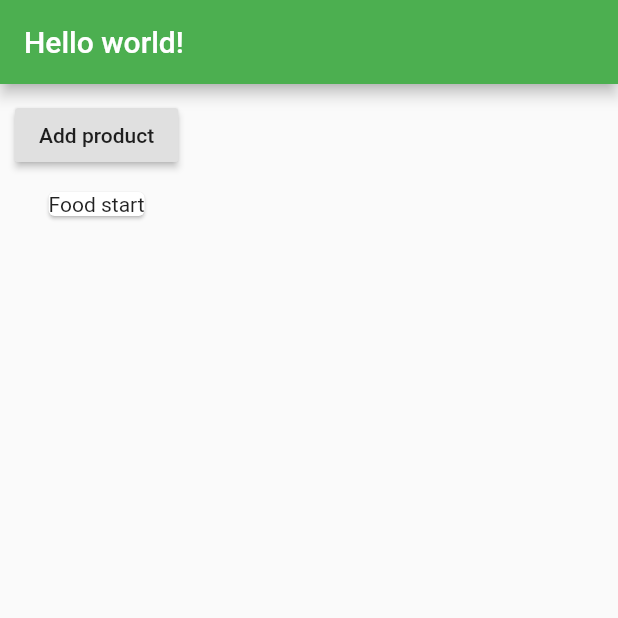
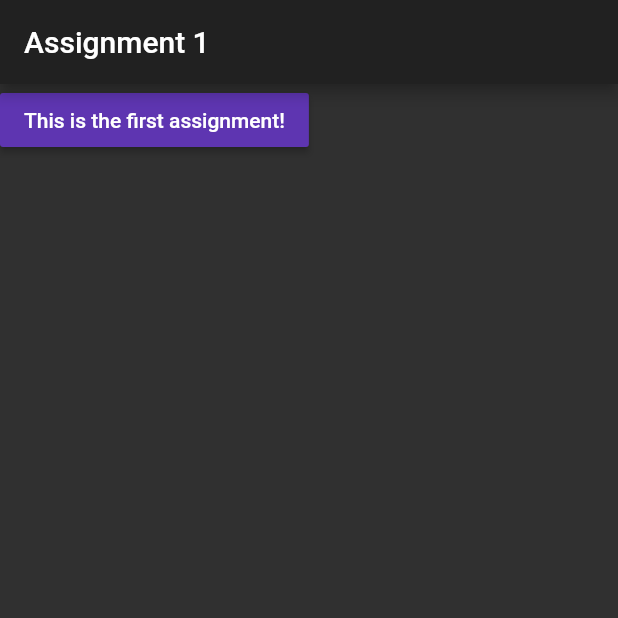
Before and after one commit to viktoriayatsiv/flutter_tutorial_1, a Flutter app: the screen it shows after launch, on a phone screen of 412 x 824 dp, the top half of it. Run offline on Flutter 3.47's test engine with Material 2 defaults, Android fonts, the phone set to English and light mode, and no system bars.

Commit message:
first task

```diff
--- a/lib/main.dart
+++ b/lib/main.dart
@@ -1,20 +1,23 @@
 import 'package:flutter/material.dart';
-import './product_manager.dart';
+import './text_control.dart';
 
-void main() => runApp(MyApp());
+void main() {
+  runApp(MyApp());
+}
 
 class MyApp extends StatelessWidget {
   @override
   Widget build(BuildContext context) {
     return MaterialApp(
         theme: ThemeData(
-          primarySwatch: Colors.green,
-        ),
+            brightness: Brightness.dark,
+            primarySwatch: Colors.deepPurple,
+            accentColor: Colors.red),
         home: Scaffold(
           appBar: AppBar(
-            title: Text('Hello world!'),
+            title: Text('Assignment 1'),
           ),
-          body: ProductManager('Food start'),
+          body: TextControl(),
         ));
   }
 }
--- a/lib/product_manager.dart
+++ /dev/null
@@ -1,41 +0,0 @@
-import 'package:flutter/material.dart';
-import './products.dart';
-
-class ProductManager extends StatefulWidget {
-  final String startingProduct;
-
-  ProductManager(this.startingProduct);
-
-  @override
-  State<StatefulWidget> createState() {
-    return _ProductManagerState();
-  }
-}
-
-class _ProductManagerState extends State<ProductManager> {
-  List<String> _products = [];
-
-  @override
-  void initState() {
-    _products.add(widget.startingProduct);
-    super.initState();
-  }
-
-  @override
-  Widget build(BuildContext context) {
-    return Column(children: [
-      Container(
-        margin: EdgeInsets.all(10.0),
-        child: RaisedButton(
-          onPressed: () {
-            setState(() {
-              _products.add('Advanced Food Tester');
-            });
-          },
-          child: Text('Add product'),
-        ),
-      ),
-      Products(_products)
-    ]);
-  }
-}
--- a/lib/products.dart
+++ /dev/null
@@ -1,22 +0,0 @@
-import 'package:flutter/material.dart';
-
-class Products extends StatelessWidget {
-  final List<String> products;
-  Products(this.products);
-
-  @override
-  Widget build(BuildContext context) {
-    return Column(
-      children: products
-          .map(
-            (element) => Card(
-              child: Column(children: <Widget>[
-                // Image.asset('assets/food.jpeg'),
-                Text(element)
-              ]),
-            ),
-          )
-          .toList(),
-    );
-  }
-}
--- /dev/null
+++ b/lib/text_control.dart
@@ -0,0 +1,29 @@
+import 'package:flutter/material.dart';
+import './text_output.dart';
+
+class TextControl extends StatefulWidget {
+  @override
+  State<StatefulWidget> createState() {
+    return _TextControlState();
+  }
+}
+
+class _TextControlState extends State<TextControl> {
+  String _mainText = 'This is the first assignment!';
+
+  @override
+  Widget build(BuildContext context) {
+    return Column(
+      children: [
+        RaisedButton(
+          onPressed: () {
+            setState(() {
+              _mainText = 'This is changed';
+            });
+          },
+          child: TextOutput(_mainText),
+        ),
+      ],
+    );
+  }
+}
--- /dev/null
+++ b/lib/text_output.dart
@@ -0,0 +1,11 @@
+import 'package:flutter/material.dart';
+
+class TextOutput extends StatelessWidget {
+  final String mainText;
+  TextOutput(this.mainText);
+
+  @override
+  Widget build(BuildContext context) {
+    return Text(mainText);
+  }
+}
```
